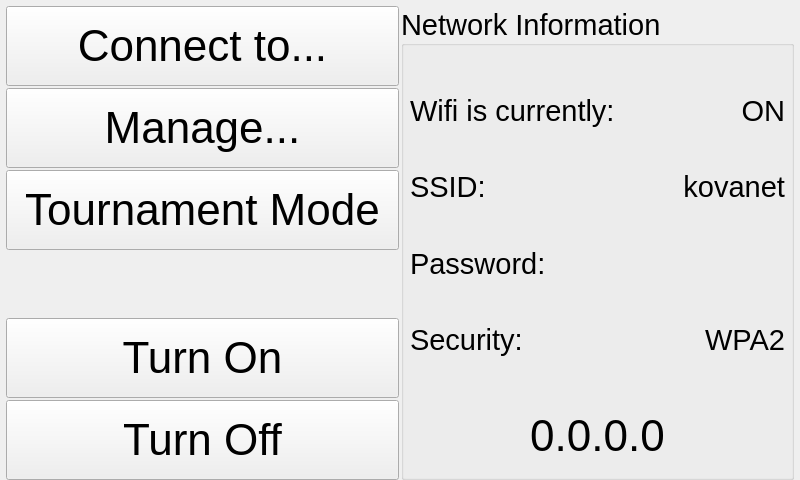
Old version of the form ui/NetworkSettingsWidget.ui in the repository kipr/botui.
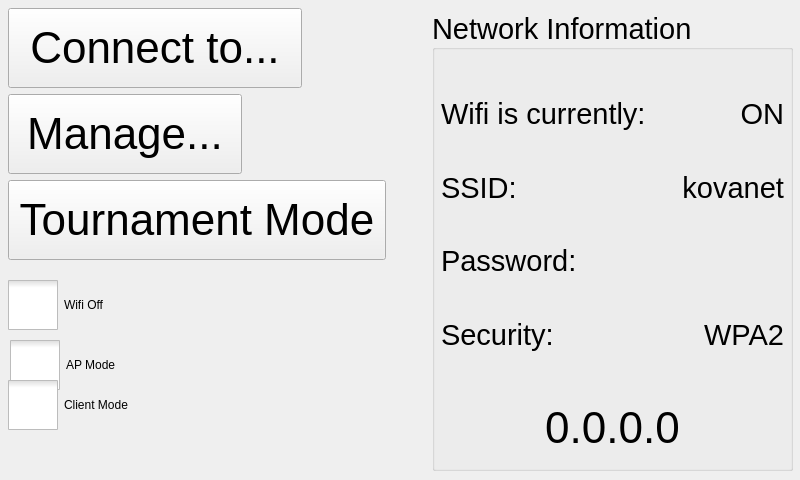
New version of the form. Icons and pictures are not drawn.

The edit to the form file:
```diff
--- a/ui/NetworkSettingsWidget.ui
+++ b/ui/NetworkSettingsWidget.ui
@@ -13,56 +13,15 @@
   <property name="windowTitle">
    <string>Network Settings</string>
   </property>
-  <layout class="QVBoxLayout" name="verticalLayout_3">
-   <property name="leftMargin">
-    <number>6</number>
-   </property>
-   <property name="topMargin">
-    <number>6</number>
-   </property>
-   <property name="rightMargin">
-    <number>6</number>
-   </property>
-   <property name="bottomMargin">
-    <number>0</number>
-   </property>
-   <item>
-    <layout class="QHBoxLayout" name="horizontalLayout">
-     <property name="spacing">
-      <number>2</number>
-     </property>
-     <item>
-      <layout class="QVBoxLayout" name="verticalLayout">
-       <item>
-        <widget class="QPushButton" name="connect">
-         <property name="minimumSize">
-          <size>
-           <width>0</width>
-           <height>80</height>
-          </size>
-         </property>
-         <property name="font">
-          <font>
-           <pointsize>33</pointsize>
-          </font>
-         </property>
-         <property name="text">
-          <string>Connect to...</string>
-         </property>
-         <property name="icon">
-          <iconset resource="../rc/icons.qrc">
-           <normaloff>:/icons/fontawesome/solid/icons/fontawesome/solid/wifi.svg</normaloff>:/icons/fontawesome/solid/icons/fontawesome/solid/wifi.svg</iconset>
-         </property>
-         <property name="iconSize">
-          <size>
-           <width>30</width>
-           <height>30</height>
-          </size>
-         </property>
-        </widget>
-       </item>
-       <item>
         <widget class="QPushButton" name="manage">
+   <property name="geometry">
+    <rect>
+     <x>8</x>
+     <y>94</y>
+     <width>234</width>
+     <height>80</height>
+    </rect>
+   </property>
          <property name="minimumSize">
           <size>
            <width>0</width>
@@ -88,9 +47,15 @@
           </size>
          </property>
         </widget>
-       </item>
-       <item>
         <widget class="QPushButton" name="tournamentMode">
+   <property name="geometry">
+    <rect>
+     <x>8</x>
+     <y>180</y>
+     <width>378</width>
+     <height>80</height>
+    </rect>
+   </property>
          <property name="minimumSize">
           <size>
            <width>0</width>
@@ -106,80 +71,15 @@
           <string>Tournament Mode</string>
          </property>
         </widget>
-       </item>
-       <item>
-        <spacer name="verticalSpacer">
-         <property name="orientation">
-          <enum>Qt::Vertical</enum>
-         </property>
-         <property name="sizeHint" stdset="0">
-          <size>
-           <width>20</width>
-           <height>40</height>
-          </size>
-         </property>
-        </spacer>
-       </item>
-       <item>
-        <widget class="QPushButton" name="turnOn">
-         <property name="minimumSize">
-          <size>
-           <width>0</width>
-           <height>80</height>
-          </size>
-         </property>
-         <property name="font">
-          <font>
-           <pointsize>33</pointsize>
-          </font>
-         </property>
-         <property name="text">
-          <string>Turn On</string>
-         </property>
-         <property name="icon">
-          <iconset resource="../rc/icons.qrc">
-           <normaloff>:/icons/fontawesome/regular/icons/fontawesome/regular/lightbulb.svg</normaloff>:/icons/fontawesome/regular/icons/fontawesome/regular/lightbulb.svg</iconset>
-         </property>
-         <property name="iconSize">
-          <size>
-           <width>30</width>
-           <height>30</height>
-          </size>
-         </property>
-        </widget>
-       </item>
-       <item>
-        <widget class="QPushButton" name="turnOff">
-         <property name="minimumSize">
-          <size>
-           <width>0</width>
-           <height>80</height>
-          </size>
-         </property>
-         <property name="font">
-          <font>
-           <pointsize>33</pointsize>
-          </font>
-         </property>
-         <property name="text">
-          <string>Turn Off</string>
-         </property>
-         <property name="icon">
-          <iconset resource="../rc/icons.qrc">
-           <normaloff>:/icons/fontawesome/solid/icons/fontawesome/solid/power-off.svg</normaloff>:/icons/fontawesome/solid/icons/fontawesome/solid/power-off.svg</iconset>
-         </property>
-         <property name="iconSize">
-          <size>
-           <width>30</width>
-           <height>30</height>
-          </size>
-         </property>
-        </widget>
-       </item>
-      </layout>
-     </item>
-     <item>
-      <widget class="QGroupBox" name="groupBox">
+  <widget class="QGroupBox" name="NetworkInfo">
+   <property name="geometry">
+    <rect>
+     <x>432</x>
+     <y>10</y>
+     <width>361</width>
+     <height>461</height>
+    </rect>
+   </property>
        <property name="font">
         <font>
          <pointsize>22</pointsize>
@@ -377,10 +277,121 @@
         </item>
        </layout>
       </widget>
-     </item>
-    </layout>
-   </item>
-  </layout>
+  <widget class="QPushButton" name="connect">
+   <property name="geometry">
+    <rect>
+     <x>8</x>
+     <y>8</y>
+     <width>294</width>
+     <height>80</height>
+    </rect>
+   </property>
+   <property name="minimumSize">
+    <size>
+     <width>0</width>
+     <height>80</height>
+    </size>
+   </property>
+   <property name="font">
+    <font>
+     <pointsize>33</pointsize>
+    </font>
+   </property>
+   <property name="text">
+    <string>Connect to...</string>
+   </property>
+   <property name="icon">
+    <iconset resource="../rc/icons.qrc">
+     <normaloff>:/icons/fontawesome/solid/icons/fontawesome/solid/wifi.svg</normaloff>:/icons/fontawesome/solid/icons/fontawesome/solid/wifi.svg</iconset>
+   </property>
+   <property name="iconSize">
+    <size>
+     <width>30</width>
+     <height>30</height>
+    </size>
+   </property>
+  </widget>
+  <widget class="QCheckBox" name="checkBox_2">
+   <property name="geometry">
+    <rect>
+     <x>8</x>
+     <y>280</y>
+     <width>200</width>
+     <height>50</height>
+    </rect>
+   </property>
+   <property name="styleSheet">
+    <string notr="true">QCheckBox::indicator{
+	width: 50px;
+	height: 50px;
+}
+
+QCheckBox::indicator:checked{
+	image:url(&quot;../images/toggle.png&quot;);
+}
+
+QCheckBox::indicator:unchecked{
+	image:url(&quot;../images/toggleOff.png&quot;);
+}</string>
+   </property>
+   <property name="text">
+    <string>Wifi Off</string>
+   </property>
+  </widget>
+  <widget class="QCheckBox" name="checkBox_3">
+   <property name="geometry">
+    <rect>
+     <x>10</x>
+     <y>340</y>
+     <width>200</width>
+     <height>50</height>
+    </rect>
+   </property>
+   <property name="styleSheet">
+    <string notr="true">QCheckBox::indicator{
+	width: 50px;
+	height: 50px;
+}
+
+QCheckBox::indicator:checked{
+	image:url(&quot;../images/toggle.png&quot;);
+}
+
+QCheckBox::indicator:unchecked{
+	image:url(&quot;../images/toggleOff.png&quot;);
+}</string>
+   </property>
+   <property name="text">
+    <string>AP Mode</string>
+   </property>
+  </widget>
+  <widget class="QCheckBox" name="checkBox_4">
+   <property name="geometry">
+    <rect>
+     <x>8</x>
+     <y>380</y>
+     <width>200</width>
+     <height>50</height>
+    </rect>
+   </property>
+   <property name="styleSheet">
+    <string notr="true">QCheckBox::indicator{
+	width: 50px;
+	height: 50px;
+}
+
+QCheckBox::indicator:checked{
+	image:url(&quot;../images/toggle.png&quot;);
+}
+
+QCheckBox::indicator:unchecked{
+	image:url(&quot;../images/toggleOff.png&quot;);
+}</string>
+   </property>
+   <property name="text">
+    <string>Client Mode</string>
+   </property>
+  </widget>
  </widget>
  <resources>
   <include location="../rc/icons.qrc"/>
```
Lines whose indentation alone changed are shown as unchanged.
